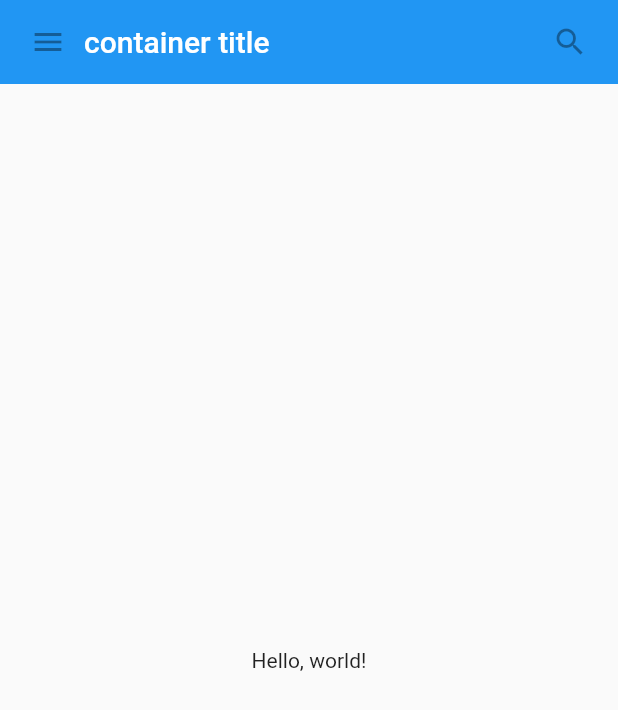
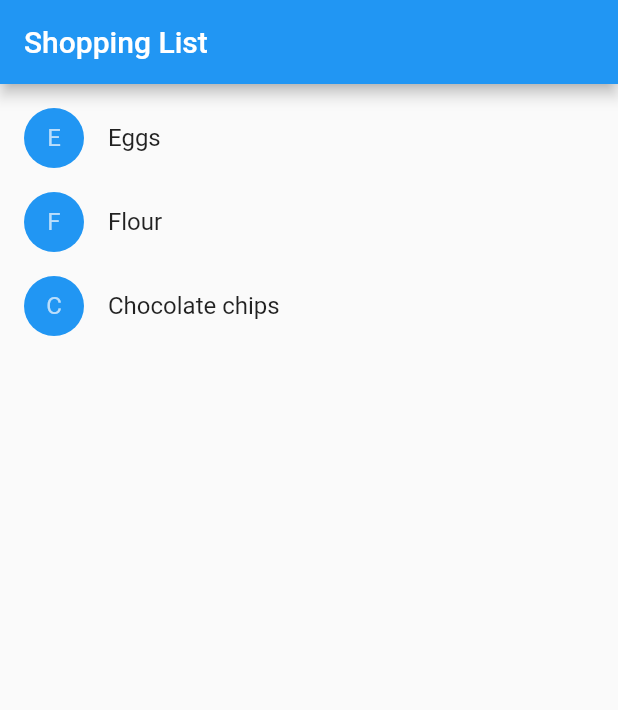
Before and after one commit to juanmendez/flutter-intro, a Flutter app: the screen it shows after launch, on a phone screen of 412 x 824 dp. Shown: the top 710 px of the screen. Run offline on Flutter 3.47's test engine with Material 2 defaults, Android fonts, the phone set to English and light mode, and no system bars.

Commit message:
stateful widget

```diff
--- a/intro_to_flutter/lib/main.dart
+++ b/intro_to_flutter/lib/main.dart
@@ -1,70 +1,114 @@
 import 'package:flutter/material.dart';
 
-void main() {
-  runApp(MaterialApp(
-    title: 'My app', // used by the OS task switcher
-    home: MyScaffold(),
-  ));
+class Product {
+  const Product({this.name});
+  final String name;
 }
 
-class MyScaffold extends StatelessWidget {
+typedef void CartChangedCallback(Product product, bool inCart);
+
+class ShoppingListItem extends StatelessWidget {
+  ShoppingListItem({Product product, this.inCart, this.onCartChanged})
+      : product = product,
+        super(key: ObjectKey(product));
+
+  final Product product;
+  final bool inCart;
+  final CartChangedCallback onCartChanged;
+
+  Color _getColor(BuildContext context) {
+    // The theme depends on the BuildContext because different parts of the tree
+    // can have different themes.  The BuildContext indicates where the build is
+    // taking place and therefore which theme to use.
+
+    return inCart ? Colors.black54 : Theme.of(context).primaryColor;
+  }
+
+  TextStyle _getTextStyle(BuildContext context) {
+    if (!inCart) return null;
+
+    return TextStyle(
+      color: Colors.black54,
+      decoration: TextDecoration.lineThrough,
+    );
+  }
+
   @override
   Widget build(BuildContext context) {
-    // Material is a conceptual piece of paper on which the UI appears.
-    return Material(
-      // Column is a vertical, linear layout.
-      child: Column(
-        children: <Widget>[
-          MyTitleBar(
-            title: Text(
-              'container title',
-              style: Theme.of(context).primaryTextTheme.title,
-            ),
-          ),
-          Expanded(
-            child: Center(
-              child: Text('Hello, world!'),
-            ),
-          ),
-        ],
+    return ListTile(
+      onTap: () {
+        onCartChanged(product, !inCart);
+      },
+      leading: CircleAvatar(
+        backgroundColor: _getColor(context),
+        child: Text(product.name[0]),
+      ),
+      title: Text(product.name, style: _getTextStyle(context)),
+    );
+  }
+
+
+}
+
+class ShoppingList extends StatefulWidget {
+  ShoppingList({Key key, this.products}) : super(key: key);
+
+  final List<Product> products;
+
+  // The framework calls createState the first time a widget appears at a given
+  // location in the tree. If the parent rebuilds and uses the same type of
+  // widget (with the same key), the framework re-uses the State object
+  // instead of creating a new State object.
+
+  @override
+  _ShoppingListState createState() => _ShoppingListState();
+}
+
+class _ShoppingListState extends State<ShoppingList> {
+  Set<Product> _shoppingCart = Set<Product>();
+
+  void _handleCartChanged(Product product, bool inCart) {
+    setState(() {
+      // When a user changes what's in the cart, we need to change _shoppingCart
+      // inside a setState call to trigger a rebuild. The framework then calls
+      // build, below, which updates the visual appearance of the app.
+
+      if (inCart)
+        _shoppingCart.add(product);
+      else
+        _shoppingCart.remove(product);
+    });
+  }
+
+  @override
+  Widget build(BuildContext context) {
+    return Scaffold(
+      appBar: AppBar(
+        title: Text('Shopping List'),
+      ),
+      body: ListView(
+        padding: EdgeInsets.symmetric(vertical: 8.0),
+        children: widget.products.map((Product product) {
+          return ShoppingListItem(
+            product: product,
+            inCart: _shoppingCart.contains(product),
+            onCartChanged: _handleCartChanged,
+          );
+        }).toList(),
       ),
     );
   }
 }
 
-class MyTitleBar extends StatelessWidget {
-  MyTitleBar({this.title});
-
-  // Fields in a Widget subclass are always marked "final".
-
-  final Widget title;
-
-  @override
-  Widget build(BuildContext context) {
-    return Container(
-      height: 56.0, // in logical pixels
-      padding: const EdgeInsets.symmetric(horizontal: 8.0),
-      decoration: BoxDecoration(color: Colors.blue[500]),
-      // Row is a horizontal, linear layout.
-      child: Row(
-        // <Widget> is the type of items in the list.
-        children: <Widget>[
-          IconButton(
-            icon: Icon(Icons.menu),
-            tooltip: 'Navigation menu',
-            onPressed: null, // null disables the button
-          ),
-          // Expanded expands its child to fill the available space.
-          Expanded(
-            child: title,
-          ),
-          IconButton(
-            icon: Icon(Icons.search),
-            tooltip: 'Search',
-            onPressed: null,
-          ),
-        ],
-      ),
-    );
-  }
+void main() {
+  runApp(MaterialApp(
+    title: 'Shopping App',
+    home: ShoppingList(
+      products: <Product>[
+        Product(name: 'Eggs'),
+        Product(name: 'Flour'),
+        Product(name: 'Chocolate chips')
+      ],
+    ),
+  ));
 }
```
